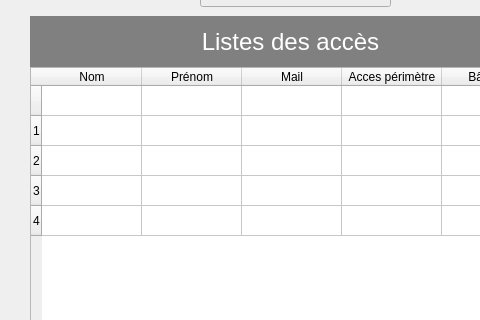
Above: Projet_Ajour/perimetres.ui from simzrch/Projet_Entremont before the change; both pictures show x 0 to 480 and y 134 to 454 of the 1280 by 780 pixel window. Below: the same form after it.
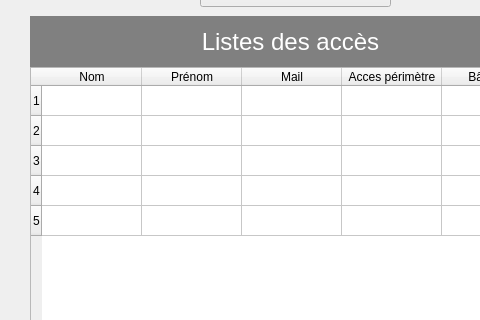
That is the form after the change.

```diff
--- a/Projet_Ajour/perimetres.ui
+++ b/Projet_Ajour/perimetres.ui
@@ -102,31 +102,11 @@
      <height>491</height>
     </rect>
    </property>
-   <row>
-    <property name="text">
-     <string/>
-    </property>
-   </row>
-   <row>
-    <property name="text">
-     <string>1</string>
-    </property>
-   </row>
-   <row>
-    <property name="text">
-     <string>2</string>
-    </property>
-   </row>
-   <row>
-    <property name="text">
-     <string>3</string>
-    </property>
-   </row>
-   <row>
-    <property name="text">
-     <string>4</string>
-    </property>
-   </row>
+   <row/>
+   <row/>
+   <row/>
+   <row/>
+   <row/>
    <column>
     <property name="text">
      <string>Nom</string>
```
